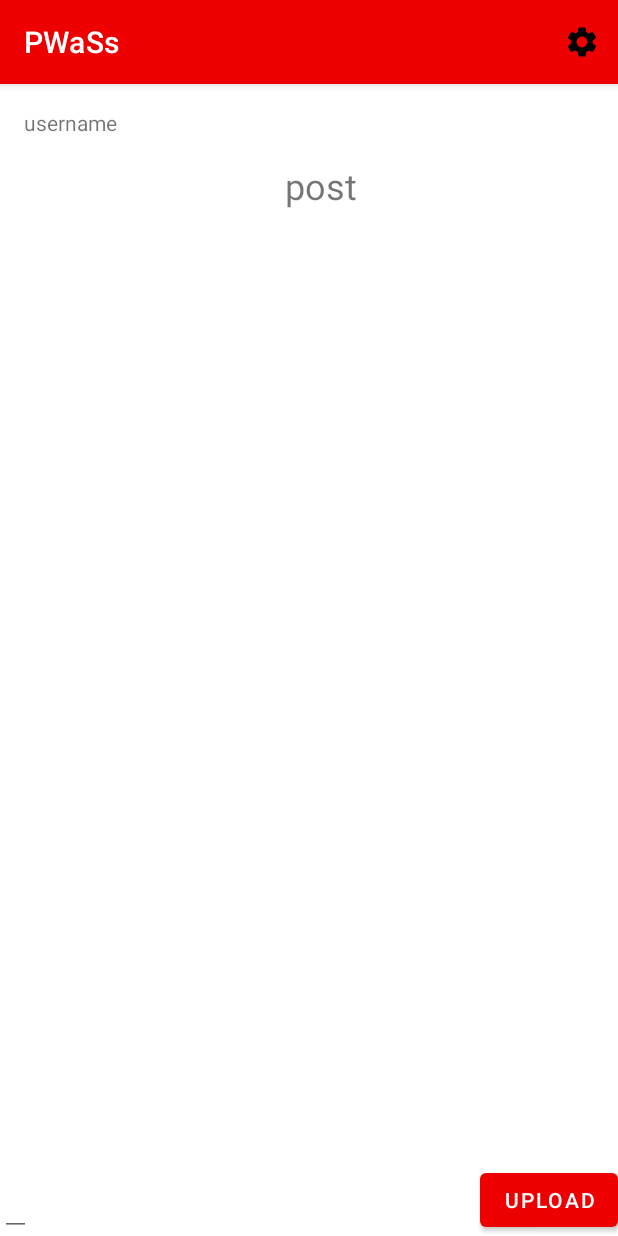
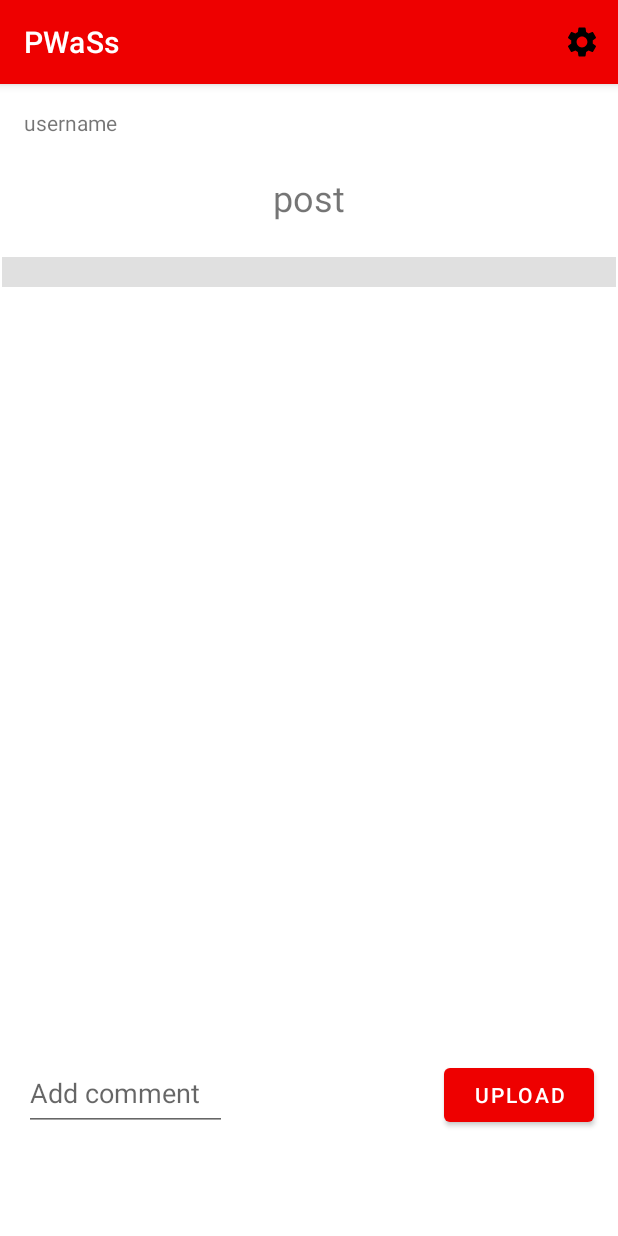
Before and after one commit to bibwip/PWaSs, an Android app: the fragment PostFragment placed in its activity, on a phone screen of 412 x 824 dp. Run offline under Robolectric (Android 15) with nearby library versions, the phone set to English and light mode, and no system bars; our stand-ins replace Firebase (no records; nobody signed in at launch, a user with empty details on screens opened directly), navigation-ui; 6 statements that could not run were skipped.

Commit message:
post layout en comments

```diff
--- a/app/build.gradle
+++ b/app/build.gradle
@@ -15,7 +15,7 @@
     defaultConfig {
         applicationId "com.thethreewisemen.pwass"
         minSdk 25
-        targetSdk 33
+        targetSdk 32
         versionCode 1
         versionName "1.0"
 
--- a/app/src/main/res/drawable/ic_like.xml
+++ b/app/src/main/res/drawable/ic_like.xml
@@ -1,6 +1,6 @@
 <vector xmlns:android="http://schemas.android.com/apk/res/android"
-    android:width="48dp"
-    android:height="48dp"
+    android:width="35dp"
+    android:height="35dp"
     android:viewportWidth="108"
     android:viewportHeight="108"
     android:tint="#100E0E">
--- a/app/src/main/res/drawable/ic_reply.xml
+++ b/app/src/main/res/drawable/ic_reply.xml
@@ -1,6 +1,6 @@
 <vector xmlns:android="http://schemas.android.com/apk/res/android"
-    android:width="48dp"
-    android:height="48dp"
+    android:width="42dp"
+    android:height="42dp"
     android:viewportWidth="108"
     android:viewportHeight="108"
     android:tint="#100E0E">
--- a/app/src/main/res/layout/fragment_post.xml
+++ b/app/src/main/res/layout/fragment_post.xml
@@ -1,12 +1,17 @@
 <?xml version="1.0" encoding="utf-8"?>
-<androidx.constraintlayout.widget.ConstraintLayout xmlns:android="http://schemas.android.com/apk/res/android"
+<LinearLayout xmlns:android="http://schemas.android.com/apk/res/android"
     xmlns:app="http://schemas.android.com/apk/res-auto"
     xmlns:tools="http://schemas.android.com/tools"
     android:layout_width="match_parent"
     android:layout_height="match_parent"
-    tools:context=".fragments.PostFragment">
+    tools:context=".fragments.PostFragment"
+    android:orientation="vertical">
 
-    <TextView
+    <androidx.constraintlayout.widget.ConstraintLayout
+        android:layout_width="match_parent"
+        android:layout_height="wrap_content"
+
+        > <TextView
         android:id="@+id/postUsernameTv"
         android:layout_width="wrap_content"
         android:layout_height="wrap_content"
@@ -20,12 +25,14 @@
             android:id="@+id/postTitleTv"
             android:layout_width="match_parent"
             android:layout_height="wrap_content"
-        android:layout_marginStart="16dp"
-        android:layout_marginTop="16dp"
+            android:layout_marginTop="24dp"
+            android:layout_marginBottom="5dp"
             android:gravity="center_horizontal"
             android:text="@string/seepost"
             android:textSize="24sp"
+            app:layout_constraintBottom_toTopOf="@+id/postBeschrijvingTv"
             app:layout_constraintEnd_toEndOf="parent"
+            app:layout_constraintHorizontal_bias="1.0"
             app:layout_constraintStart_toStartOf="parent"
             app:layout_constraintTop_toBottomOf="@+id/postUsernameTv" />
 
@@ -33,34 +40,63 @@
             android:id="@+id/postBeschrijvingTv"
             android:layout_width="match_parent"
             android:layout_height="wrap_content"
-        app:layout_constraintTop_toBottomOf="@+id/postTitleTv" />
+            android:layout_marginTop="4dp"
+            app:layout_constraintTop_toBottomOf="@+id/postTitleTv"
+            tools:layout_editor_absoluteX="0dp" />
+    </androidx.constraintlayout.widget.ConstraintLayout>
 
-    <EditText
-        android:id="@+id/postComEt"
-        android:layout_width="wrap_content"
-        android:layout_height="wrap_content"
-        app:layout_constraintBottom_toBottomOf="parent"
-        app:layout_constraintStart_toStartOf="parent" />
-
-    <Button
-        android:layout_width="wrap_content"
-        android:id="@+id/postComButton"
-        android:layout_height="wrap_content"
-        android:text="upload"
-        app:layout_constraintBottom_toBottomOf="parent"
-        app:layout_constraintEnd_toEndOf="parent" />
+    <View
+        android:id="@+id/divider"
+        android:layout_width="409dp"
+        android:layout_height="20dp"
+        android:layout_marginStart="1dp"
+        android:layout_marginEnd="1dp"
+        android:background="?android:attr/listDivider"
+        app:layout_constraintBottom_toTopOf="@+id/postComRec"
+        app:layout_constraintEnd_toEndOf="parent"
+        app:layout_constraintStart_toStartOf="parent"
+        app:layout_constraintTop_toBottomOf="@+id/postBeschrijvingTv" />
 
     <androidx.recyclerview.widget.RecyclerView
         android:id="@+id/postComRec"
         android:layout_width="match_parent"
-        android:layout_height="wrap_content"
+        android:layout_height="117dp"
         android:layout_marginTop="49dp"
         android:layout_marginBottom="346dp"
         android:paddingLeft="10dp"
         app:layout_constraintBottom_toBottomOf="parent"
         app:layout_constraintEnd_toEndOf="parent"
+        app:layout_constraintHorizontal_bias="0.0"
         app:layout_constraintStart_toStartOf="parent"
-        app:layout_constraintTop_toBottomOf="@+id/postBeschrijvingTv" />
+        app:layout_constraintTop_toBottomOf="@+id/postBeschrijvingTv"
+        app:layout_constraintVertical_bias="1.0" />
+    <androidx.constraintlayout.widget.ConstraintLayout
+        android:layout_width="match_parent"
+        android:layout_height="wrap_content"
+
+        ><EditText
+        android:id="@+id/postComEt"
+        android:layout_width="135dp"
+        android:layout_height="50dp"
+        android:layout_marginStart="16dp"
+        android:layout_marginBottom="16dp"
+        android:hint="Add comment"
+        app:layout_constraintBottom_toBottomOf="parent"
+        app:layout_constraintStart_toStartOf="parent" />
+
+        <Button
+            android:id="@+id/postComButton"
+            android:layout_width="100dp"
+            android:layout_height="48dp"
+            android:layout_marginEnd="16dp"
+            android:layout_marginBottom="16dp"
+            android:text="upload"
+            app:layout_constraintBottom_toBottomOf="parent"
+            app:layout_constraintEnd_toEndOf="parent" />
+    </androidx.constraintlayout.widget.ConstraintLayout>
 
 
-</androidx.constraintlayout.widget.ConstraintLayout>
+
+
+
+</LinearLayout>
--- a/build.gradle
+++ b/build.gradle
@@ -1,7 +1,7 @@
 // Top-level build file where you can add configuration options common to all sub-projects/modules.
 plugins {
-    id 'com.android.application' version '7.3.1' apply false
-    id 'com.android.library' version '7.3.1' apply false
+    id 'com.android.application' version '7.2.1' apply false
+    id 'com.android.library' version '7.2.1' apply false
     id 'org.jetbrains.kotlin.android' version '1.6.20' apply false
     id 'com.google.gms.google-services' version '4.3.14' apply false
 
```
Also changed, not shown: app/src/main/res/layout/comment.xml (+13 -8 lines), app/src/main/res/layout/fragment_add_post.xml (+12 -15 lines), app/src/main/res/layout/fragment_main.xml (+6 -5 lines). Lines whose indentation alone changed are shown as unchanged.
